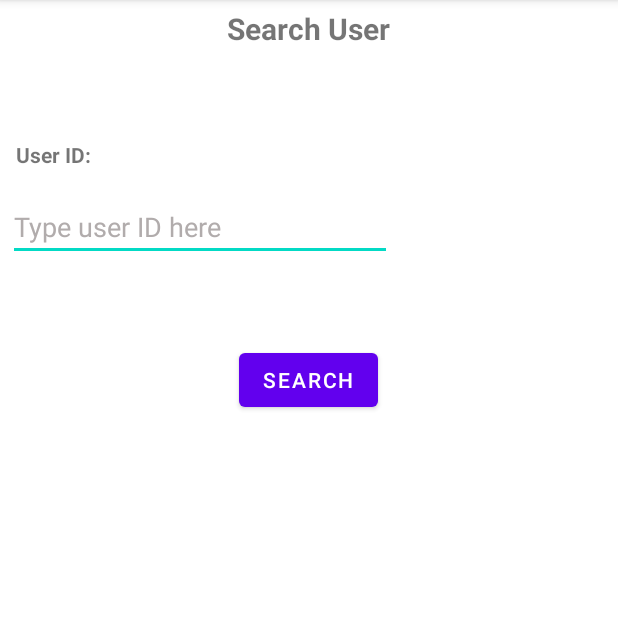
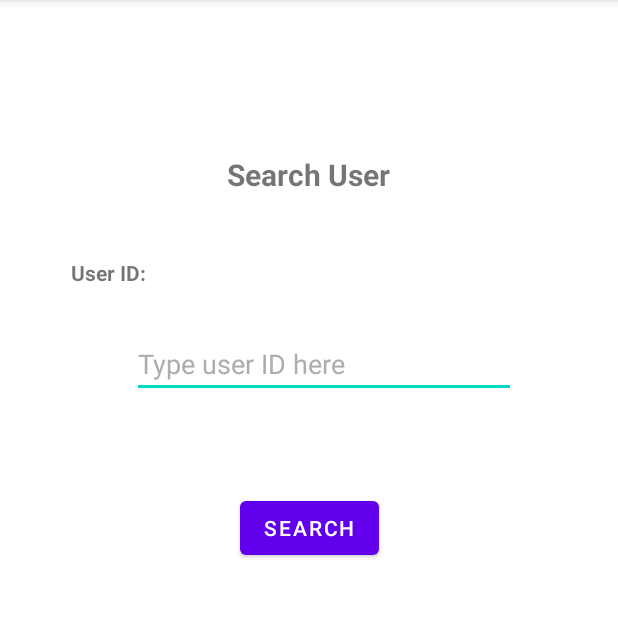
Before and after one commit to kcmatienzo/MedRec, an Android app: the AdminSearchUserActivity screen opened directly, with no data from a screen before it, on a phone screen of 412 x 824 dp, the part 84-702 px from its top. Run offline under Robolectric (Android 15) with nearby library versions, the phone set to English and light mode, and no system bars; our stand-ins replace Room's generated code.

Commit message:
Fixed bugs for admin and doctor search and results (Bran+Dominic)
Fixes done by Bran and Dominic

```diff
--- a/app/src/main/java/com/example/medrecroomdb/activity/AdminSearchUserActivity.java
+++ b/app/src/main/java/com/example/medrecroomdb/activity/AdminSearchUserActivity.java
@@ -1,5 +1,4 @@
 package com.example.medrecroomdb.activity;
-
 import android.content.Intent;
 import android.content.SharedPreferences;
 import android.os.Bundle;
@@ -7,10 +6,8 @@ import android.view.View;
 import android.widget.Button;
 import android.widget.EditText;
 import android.widget.Toast;
-
 import androidx.appcompat.app.AppCompatActivity;
 import androidx.lifecycle.ViewModelProviders;
-
 import com.example.medrecroomdb.R;
 import com.example.medrecroomdb.model.Admin;
 import com.example.medrecroomdb.model.Doctor;
@@ -18,54 +15,55 @@ import com.example.medrecroomdb.model.Patient;
 import com.example.medrecroomdb.viewmodel.AdminViewModel;
 import com.example.medrecroomdb.viewmodel.DoctorViewModel;
 import com.example.medrecroomdb.viewmodel.PatientViewModel;
-
-
 public class AdminSearchUserActivity extends AppCompatActivity {
     // Declare variables
-    SharedPreferences pref;
-    private PatientViewModel patientViewModel;
-    private DoctorViewModel doctorViewModel;
     private Button btnSearchUser;
     private EditText editText_searchUserId;
-    Admin admin;
-
+    PatientViewModel patientViewModel;
+    DoctorViewModel doctorViewModel;
     @Override
     protected void onCreate(Bundle savedInstanceState) {
         super.onCreate(savedInstanceState);
         setContentView(R.layout.activity_admin_searchuser);
-
         // Set up references
         patientViewModel = ViewModelProviders.of(this).get(PatientViewModel.class);
-        doctorViewModel = ViewModelProviders.of(this).get(DoctorViewModel.class);
+        //doctorViewModel = ViewModelProviders.of(this).get(DoctorViewModel.class);
         btnSearchUser = findViewById(R.id.button_searchUser);
         editText_searchUserId = findViewById(R.id.editText_searchUserId);
-
+        // Set up click listener for Search Button
         btnSearchUser.setOnClickListener(new View.OnClickListener() {
             @Override
-            public void onClick(View view) {
+            public void onClick(View v) {
 
-                Integer userID = Integer.parseInt(editText_searchUserId.getText().toString());
+                Integer userId = Integer.parseInt(editText_searchUserId.getText().toString());
+                try {
 
-                Patient patient = patientViewModel.findByPatientId(userID);
-                Doctor doctor = doctorViewModel.findByDoctorId(userID);
 
-                if(patient != null && doctor != null  && patient.getPatientId() == userID ||
-                        doctor.getDoctorId() == userID){
-
-                    Intent intent = new Intent();
-                    intent = new Intent(view.getContext(), AdminSearchResultsActivity.class);
-                    startActivity(intent);
-                }
-
-                else
-                    {
-                        Toast.makeText(view.getContext(), "No user found", Toast.LENGTH_SHORT).show();
+                    // Set up variable doctor references of Type Doctor to find doctor by doctorId by findByHealthcardNumber()
+                    Patient patient = patientViewModel.findByPatientId(userId);
+                    //Doctor doctor = doctorViewModel.findByDoctorId(userId);
+                    // Validate if nurseId and Password match the info in AppDatabase and if both are filled, return successful result
+                    if (patient != null){
+                        Intent intentSearchResult = new Intent(v.getContext(), AdminSearchResultsActivity.class);
+                        intentSearchResult.putExtra("userId", userId.toString());
+                        Toast.makeText(getApplicationContext(), userId.toString(), Toast.LENGTH_SHORT).show();
+                        startActivity(intentSearchResult);
+                    }
+//                    else if (doctor != null && doctor.getDoctorId() == userId)
+//                    {
+//                        Intent intentSearchResult = new Intent(v.getContext(), AdminSearchResultsActivity.class);
+//                        intentSearchResult.putExtra("userId", userId);
+//                        startActivity(intentSearchResult);
+//                    }
+                    else {
+                        // Otherwise, show error message
+                        Toast.makeText(getApplicationContext(), "Invalid User ID.", Toast.LENGTH_SHORT).show();
+                    }
+                } catch(Exception e) {
+                    Toast.makeText(getApplicationContext(), "User Id", Toast.LENGTH_SHORT).show();
+                    System.out.print(e.getMessage());
                 }
             }
-
-
         });
-
-
     }
 }
--- a/app/src/main/res/layout/activity_admin_searchuser.xml
+++ b/app/src/main/res/layout/activity_admin_searchuser.xml
@@ -1,65 +1,32 @@
 <?xml version="1.0" encoding="utf-8"?>
-<LinearLayout xmlns:android="http://schemas.android.com/apk/res/android"
-    xmlns:app="http://schemas.android.com/apk/res-auto"
-    xmlns:tools="http://schemas.android.com/tools"
-    android:layout_width="match_parent"
-    android:layout_height="match_parent"
-    android:orientation="vertical">
-
-    <LinearLayout
-        android:layout_width="match_parent"
-        android:layout_height="wrap_content"
-        android:layout_marginLeft="5dp"
-        android:layout_marginRight="5dp"
-        android:layout_marginTop="5dp"
-        android:orientation="vertical"
-        android:layout_marginBottom="5dp"
-        >
-
+<androidx.constraintlayout.widget.ConstraintLayout xmlns:android="http://schemas.android.com/apk/res/android"    xmlns:app="http://schemas.android.com/apk/res-auto"    xmlns:tools="http://schemas.android.com/tools"    android:layout_width="match_parent"
+    android:layout_height="match_parent">
     <TextView
         android:id="@+id/textViewSearchUser"
         android:layout_width="wrap_content"
         android:layout_height="wrap_content"
         android:text="Search User"
-            android:layout_gravity="center"
         android:textColorHint="#989797"
         android:textSize="20sp"
         android:textStyle="bold"
-            />
-    </LinearLayout>
-
-    <LinearLayout
-        android:layout_width="match_parent"
-        android:layout_height="wrap_content"
-        android:layout_marginLeft="5dp"
-        android:layout_marginRight="5dp"
-        android:layout_marginTop="50dp"
-        android:orientation="vertical"
-        android:layout_marginBottom="5dp"
-        >
-
+        app:layout_constraintBottom_toBottomOf="parent"
+        app:layout_constraintEnd_toEndOf="parent"
+        app:layout_constraintHorizontal_bias="0.498"
+        app:layout_constraintStart_toStartOf="parent"
+        app:layout_constraintTop_toTopOf="parent"
+        app:layout_constraintVertical_bias="0.139" />
     <TextView
-
+        android:id="@+id/textView5"
         android:layout_width="wrap_content"
         android:layout_height="wrap_content"
         android:text="User ID:"
-            android:layout_gravity="left"
-            android:layout_marginTop="5dp"
-            android:layout_marginBottom="5dp"
-            android:layout_marginLeft="5dp"
         android:textStyle="bold"
-            />
-    </LinearLayout>
-
-    <LinearLayout
-        android:layout_width="match_parent"
-        android:layout_height="wrap_content"
-        android:layout_marginLeft="5dp"
-        android:layout_marginRight="5dp"
-        android:layout_marginTop="5dp"
-        android:orientation="vertical"
-        android:layout_marginBottom="5dp"
-        >
+        app:layout_constraintBottom_toBottomOf="parent"
+        app:layout_constraintEnd_toEndOf="parent"
+        app:layout_constraintHorizontal_bias="0.13"
+        app:layout_constraintStart_toStartOf="parent"
+        app:layout_constraintTop_toTopOf="parent"
+        app:layout_constraintVertical_bias="0.23" />
 
     <EditText
         android:id="@+id/editText_searchUserId"
@@ -69,33 +36,20 @@
         android:hint="Type user ID here"
         android:inputType="textPersonName"
         android:textColorHint="#B1ACAC"
-            />
-    </LinearLayout>
-
-    <LinearLayout
-        android:layout_width="match_parent"
-        android:layout_height="wrap_content"
-        android:layout_marginLeft="5dp"
-        android:layout_marginRight="5dp"
-        android:layout_marginTop="50dp"
-        android:orientation="vertical"
-        android:layout_marginBottom="5dp"
-        >
-
+        app:layout_constraintBottom_toBottomOf="parent"
+        app:layout_constraintEnd_toEndOf="parent"
+        app:layout_constraintHorizontal_bias="0.562"
+        app:layout_constraintStart_toStartOf="parent"
+        app:layout_constraintTop_toTopOf="parent"
+        app:layout_constraintVertical_bias="0.304" />
     <Button
         android:id="@+id/button_searchUser"
         android:layout_width="wrap_content"
-            android:layout_gravity="center"
         android:layout_height="wrap_content"
         android:text="Search"
-            />
-    </LinearLayout>
-
-
-
-
-
-
-
-
-</LinearLayout>
+        app:layout_constraintBottom_toBottomOf="parent"
+        app:layout_constraintEnd_toEndOf="parent"
+        app:layout_constraintStart_toStartOf="parent"
+        app:layout_constraintTop_toTopOf="parent"
+        app:layout_constraintVertical_bias="0.456" />
+</androidx.constraintlayout.widget.ConstraintLayout>
```
Also changed, not shown: app/src/main/java/com/example/medrecroomdb/activity/AdminSearchResultsActivity.java (+40 -23 lines), app/src/main/java/com/example/medrecroomdb/activity/DoctorSearchResultsActivity.java (+38 -20 lines), app/src/main/res/layout/activity_admin_searchresults.xml (+29 -54 lines), app/src/main/res/layout/activity_doctor_searchpatient.xml (+33 -62 lines), app/src/main/res/layout/activity_doctor_searchresults.xml (+34 -66 lines). Lines whose indentation alone changed are shown as unchanged.
